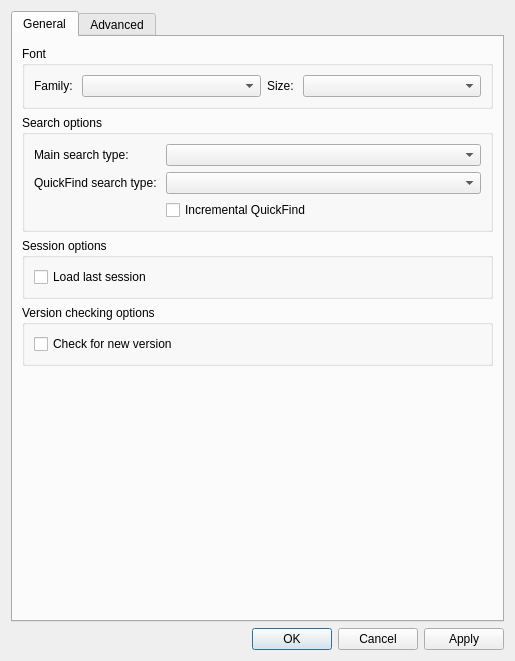
Old version of the form src/ui/include/optionsdialog.ui in the repository nickbnf/glogg.
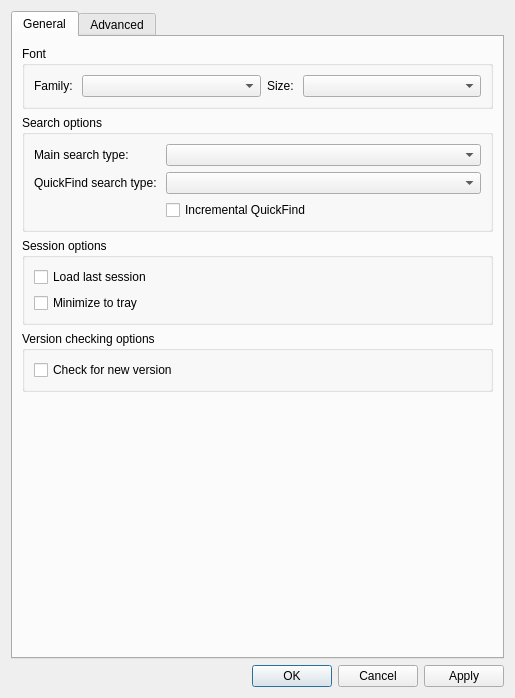
New version of the form.

Commit message: Add minimize to tray option

What changed in the file:
```diff
--- a/src/ui/include/optionsdialog.ui
+++ b/src/ui/include/optionsdialog.ui
@@ -7,7 +7,7 @@
     <x>0</x>
     <y>0</y>
     <width>515</width>
-    <height>661</height>
+    <height>698</height>
    </rect>
   </property>
   <property name="sizePolicy">
@@ -165,6 +165,13 @@
             </property>
            </widget>
           </item>
+          <item>
+           <widget class="QCheckBox" name="minimizeToTrayCheckBox">
+            <property name="text">
+             <string>Minimize to tray</string>
+            </property>
+           </widget>
+          </item>
          </layout>
         </widget>
        </item>
```
The commit also changes 5 other files.
